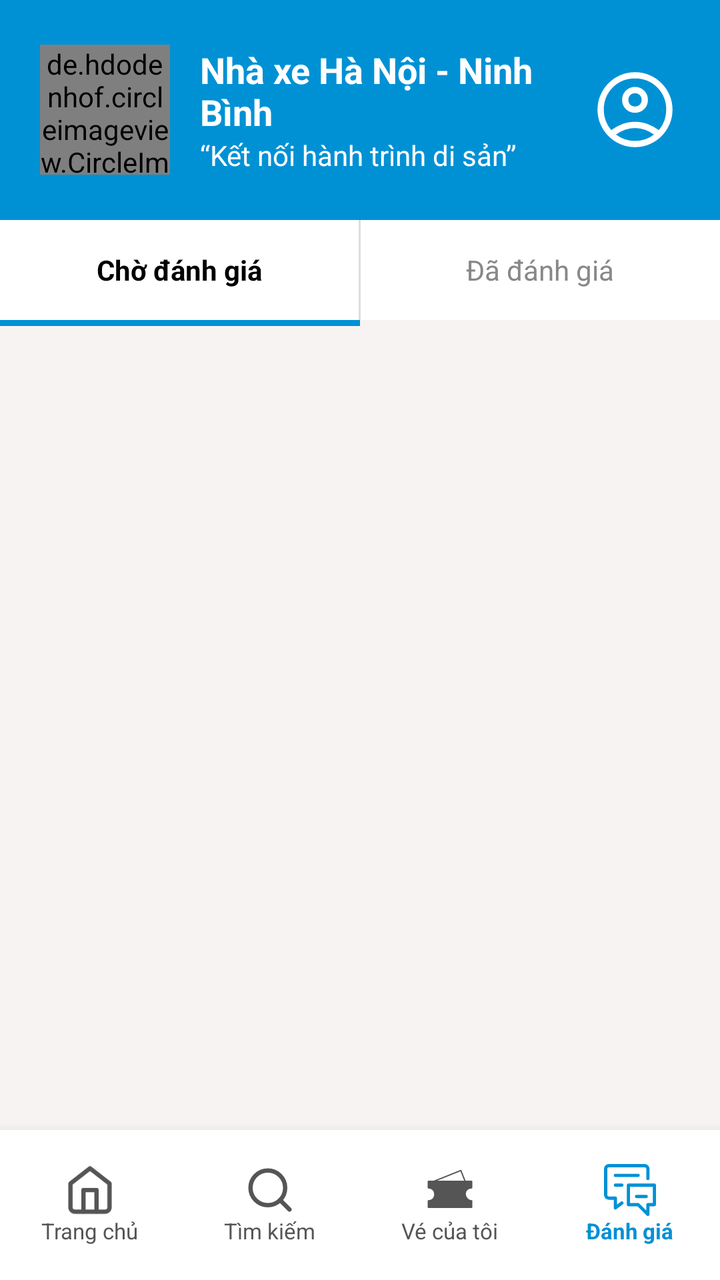
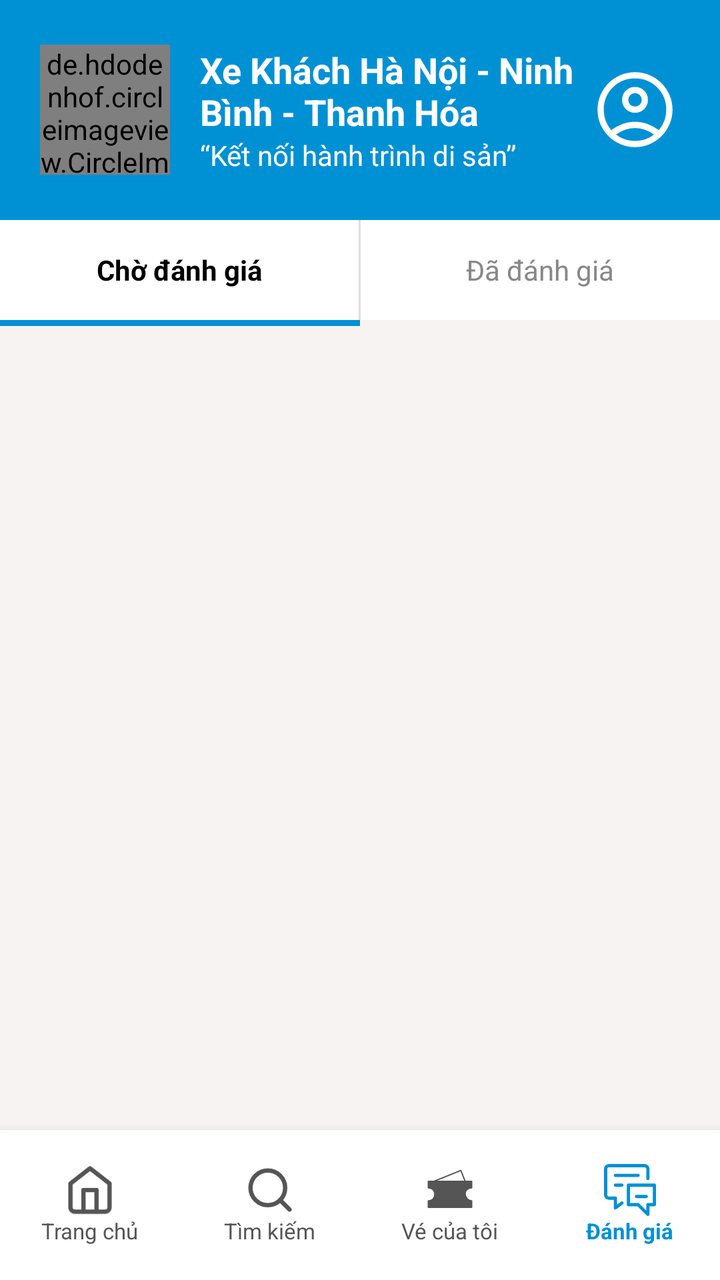

An Android layout rendered at two revisions. The XML below is the earlier revision; the diff shows what the commit changed to produce the second picture.
<!-- AndroidManifest.xml: application theme Theme.VeXeApp -->
<!-- res/layout/activity_phan_hoi.xml -->
<?xml version="1.0" encoding="utf-8"?>
<androidx.constraintlayout.widget.ConstraintLayout xmlns:android="http://schemas.android.com/apk/res/android"
    xmlns:app="http://schemas.android.com/apk/res-auto"
    android:layout_width="match_parent"
    android:layout_height="match_parent"
    android:background="#F8F3F3">

    
    <LinearLayout
        android:id="@+id/header"
        android:layout_width="match_parent"
        android:layout_height="110dp"
        android:background="#0091D5"
        android:gravity="center_vertical"
        android:orientation="horizontal"
        android:paddingHorizontal="20dp"
        app:layout_constraintTop_toTopOf="parent">

        <de.hdodenhof.circleimageview.CircleImageView
            android:layout_width="65dp"
            android:layout_height="65dp"
            android:src="@drawable/logo"
            app:civ_border_color="@color/white"
            app:civ_border_width="2dp"/>

        <LinearLayout
            android:layout_width="0dp"
            android:layout_height="wrap_content"
            android:layout_marginStart="15dp"
            android:layout_weight="1"
            android:orientation="vertical">
            <TextView
                android:layout_width="wrap_content"
                android:layout_height="wrap_content"
                android:text="Nhà xe Hà Nội - Ninh Bình"
                android:textColor="@color/white"
                android:textSize="18sp"
                android:textStyle="bold" />
            <TextView
                android:layout_width="wrap_content"
                android:layout_height="wrap_content"
                android:text="“Kết nối hành trình di sản”"
                android:textColor="@color/white"
                android:textSize="14sp" />
        </LinearLayout>
        <ImageView
            android:layout_width="45dp"
            android:layout_height="45dp"
            android:src="@drawable/user"
            app:tint="@color/white" />
    </LinearLayout>

    
    <LinearLayout
        android:id="@+id/tab_layout"
        android:layout_width="match_parent"
        android:layout_height="50dp"
        android:background="@color/white"
        android:orientation="horizontal"
        app:layout_constraintTop_toBottomOf="@+id/header">

        <TextView
            android:id="@+id/tab_pending"
            android:layout_width="0dp"
            android:layout_height="match_parent"
            android:layout_weight="1"
            android:gravity="center"
            android:text="Chờ đánh giá"
            android:textColor="#000000"
            android:textStyle="bold" />

        <View android:layout_width="1dp" android:layout_height="match_parent" android:background="#DDDDDD" />

        <TextView
            android:id="@+id/tab_reviewed"
            android:layout_width="0dp"
            android:layout_height="match_parent"
            android:layout_weight="1"
            android:gravity="center"
            android:text="Đã đánh giá"
            android:textColor="#888888" />
    </LinearLayout>

    
    <View
        android:id="@+id/tab_indicator"
        android:layout_width="0dp"
        android:layout_height="3dp"
        android:background="#0091D5"
        app:layout_constraintWidth_percent="0.5"
        app:layout_constraintStart_toStartOf="parent"
        app:layout_constraintTop_toBottomOf="@id/tab_layout" />

    
    <androidx.core.widget.NestedScrollView
        android:layout_width="match_parent"
        android:layout_height="0dp"
        app:layout_constraintBottom_toTopOf="@+id/bottom_nav"
        app:layout_constraintTop_toBottomOf="@+id/tab_indicator"
        android:layout_marginTop="5dp">

        <LinearLayout
            android:id="@+id/layout_feedback_list"
            android:layout_width="match_parent"
            android:layout_height="wrap_content"
            android:orientation="vertical"
            android:padding="20dp">
        </LinearLayout>
    </androidx.core.widget.NestedScrollView>

    
    <LinearLayout
        android:id="@+id/bottom_nav"
        android:layout_width="match_parent"
        android:layout_height="75dp"
        android:background="@color/white"
        android:elevation="10dp"
        android:orientation="horizontal"
        app:layout_constraintBottom_toBottomOf="parent">
        
        <LinearLayout android:id="@+id/nav_home" android:layout_width="0dp" android:layout_height="match_parent" android:layout_weight="1" android:gravity="center" android:orientation="vertical">
            <ImageView android:layout_width="26dp" android:layout_height="26dp" android:src="@drawable/home" app:tint="#555555"/>
            <TextView android:layout_width="wrap_content" android:layout_height="wrap_content" android:text="Trang chủ" android:textColor="#555555" android:textSize="11sp"/>
        </LinearLayout>
        <LinearLayout android:id="@+id/nav_search" android:layout_width="0dp" android:layout_height="match_parent" android:layout_weight="1" android:gravity="center" android:orientation="vertical">
            <ImageView android:layout_width="26dp" android:layout_height="26dp" android:src="@drawable/search" app:tint="#555555"/>
            <TextView android:layout_width="wrap_content" android:layout_height="wrap_content" android:text="Tìm kiếm" android:textColor="#555555" android:textSize="11sp"/>
        </LinearLayout>
        <LinearLayout android:id="@+id/nav_tickets" android:layout_width="0dp" android:layout_height="match_parent" android:layout_weight="1" android:gravity="center" android:orientation="vertical">
            <ImageView android:layout_width="26dp" android:layout_height="26dp" android:src="@drawable/ticket" app:tint="#555555"/>
            <TextView android:layout_width="wrap_content" android:layout_height="wrap_content" android:text="Vé của tôi" android:textColor="#555555" android:textSize="11sp"/>
        </LinearLayout>
        <LinearLayout android:layout_width="0dp" android:layout_height="match_parent" android:layout_weight="1" android:gravity="center" android:orientation="vertical">
            <ImageView android:layout_width="26dp" android:layout_height="26dp" android:src="@drawable/feedback" app:tint="#0091D5"/>
            <TextView android:layout_width="wrap_content" android:layout_height="wrap_content" android:text="Đánh giá" android:textColor="#0091D5" android:textSize="11sp" android:textStyle="bold" />
        </LinearLayout>
    </LinearLayout>
</androidx.constraintlayout.widget.ConstraintLayout>
<!-- resources referenced by this layout -->
<resources>
  <color name="white">#FFFFFFFF</color>
  <!-- drawable home (drawable) -->
  <vector xmlns:android="http://schemas.android.com/apk/res/android"
      android:width="40dp"
      android:height="40dp"
      android:viewportWidth="24"
      android:viewportHeight="24">
    <path
        android:pathData="M3,9l9,-7 9,7v11a2,2 0,0 1,-2 2H5a2,2 0,0 1,-2 -2z"
        android:strokeLineJoin="round"
        android:strokeWidth="2"
        android:fillColor="#00000000"
        android:strokeColor="#000000"
        android:strokeLineCap="round"/>
    <path
        android:pathData="M9,22l0,-10l6,0l0,10"
        android:strokeLineJoin="round"
        android:strokeWidth="2"
        android:fillColor="#00000000"
        android:strokeColor="#000000"
        android:strokeLineCap="round"/>
  </vector>
  <!-- drawable search (drawable) -->
  <vector xmlns:android="http://schemas.android.com/apk/res/android"
      android:width="40dp"
      android:height="40dp"
      android:viewportWidth="24"
      android:viewportHeight="24">
    <path
        android:pathData="M11,11m-8,0a8,8 0,1 1,16 0a8,8 0,1 1,-16 0"
        android:strokeLineJoin="round"
        android:strokeWidth="2"
        android:fillColor="#00000000"
        android:strokeColor="#000000"
        android:strokeLineCap="round"/>
    <path
        android:pathData="M21,21L16.65,16.65"
        android:strokeLineJoin="round"
        android:strokeWidth="2"
        android:fillColor="#00000000"
        android:strokeColor="#000000"
        android:strokeLineCap="round"/>
  </vector>
  <!-- drawable ticket (drawable) -->
  <vector xmlns:android="http://schemas.android.com/apk/res/android"
      android:width="54dp"
      android:height="54dp"
      android:viewportWidth="54"
      android:viewportHeight="54">
    <path
        android:pathData="M10.125,18L38.25,6.75L42.75,18"
        android:strokeLineJoin="round"
        android:strokeWidth="1.33333"
        android:fillColor="#00000000"
        android:strokeColor="#000000"
        android:strokeLineCap="round"/>
    <path
        android:pathData="M4.5,18H49.5V24.75C46.125,24.75 42.75,27 42.75,30.938C42.75,34.875 46.125,38.25 49.5,38.25V45H4.5V38.25C7.875,38.25 11.25,36 11.25,31.5C11.25,27 7.875,24.75 4.5,24.75V18Z"
        android:strokeLineJoin="round"
        android:strokeWidth="1.33333"
        android:fillColor="#848383"
        android:strokeColor="#000000"
        android:strokeLineCap="round"/>
    <path
        android:pathData="M19.125,28.558H25.875"
        android:strokeWidth="1.33333"
        android:fillColor="#00000000"
        android:strokeColor="#ffffff"
        android:strokeLineCap="round"/>
    <path
        android:pathData="M19.125,35.308H34.875"
        android:strokeWidth="1.33333"
        android:fillColor="#00000000"
        android:strokeColor="#ffffff"
        android:strokeLineCap="round"/>
  </vector>
  <style name="Theme.VeXeApp" parent="Base.Theme.VeXeApp" />
  <style name="Base.Theme.VeXeApp" parent="Theme.Material3.DayNight.NoActionBar">
          
      </style>
  <!-- unchanged entries left out for length: 3 -->
</resources>

<!-- the commit's change to res/layout/activity_phan_hoi.xml (unified diff, before → after) -->
@@ -32,7 +32,7 @@
             <TextView
                 android:layout_width="wrap_content"
                 android:layout_height="wrap_content"
-                android:text="Nhà xe Hà Nội - Ninh Bình"
+                android:text="@string/nha_xe_name"
                 android:textColor="@color/white"
                 android:textSize="18sp"
                 android:textStyle="bold" />
<!-- resource entries referenced after the edit -->
@@ -76,6 +76,7 @@
         android:strokeColor="#ffffff"
         android:strokeLineCap="round"/>
   </vector>
+  <string name="nha_xe_name">Xe Khách Hà Nội - Ninh Bình - Thanh Hóa</string>
   <style name="Theme.VeXeApp" parent="Base.Theme.VeXeApp" />
   <style name="Base.Theme.VeXeApp" parent="Theme.Material3.DayNight.NoActionBar">
           
